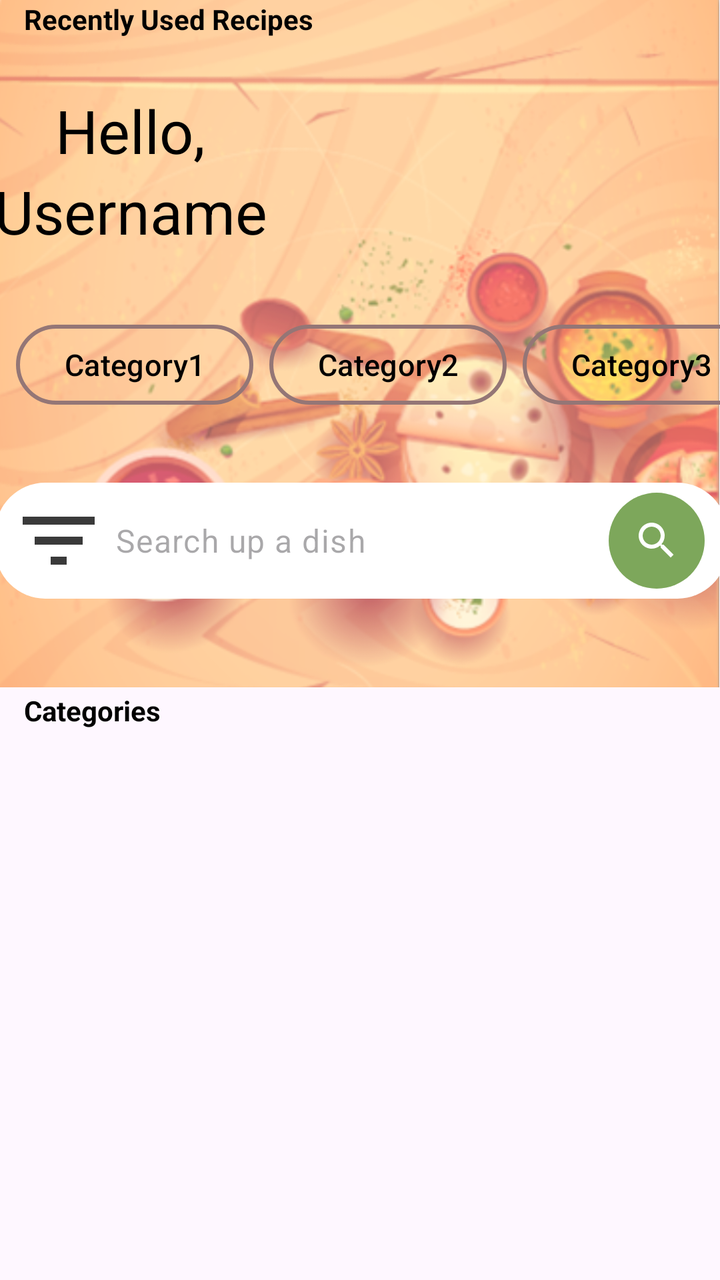
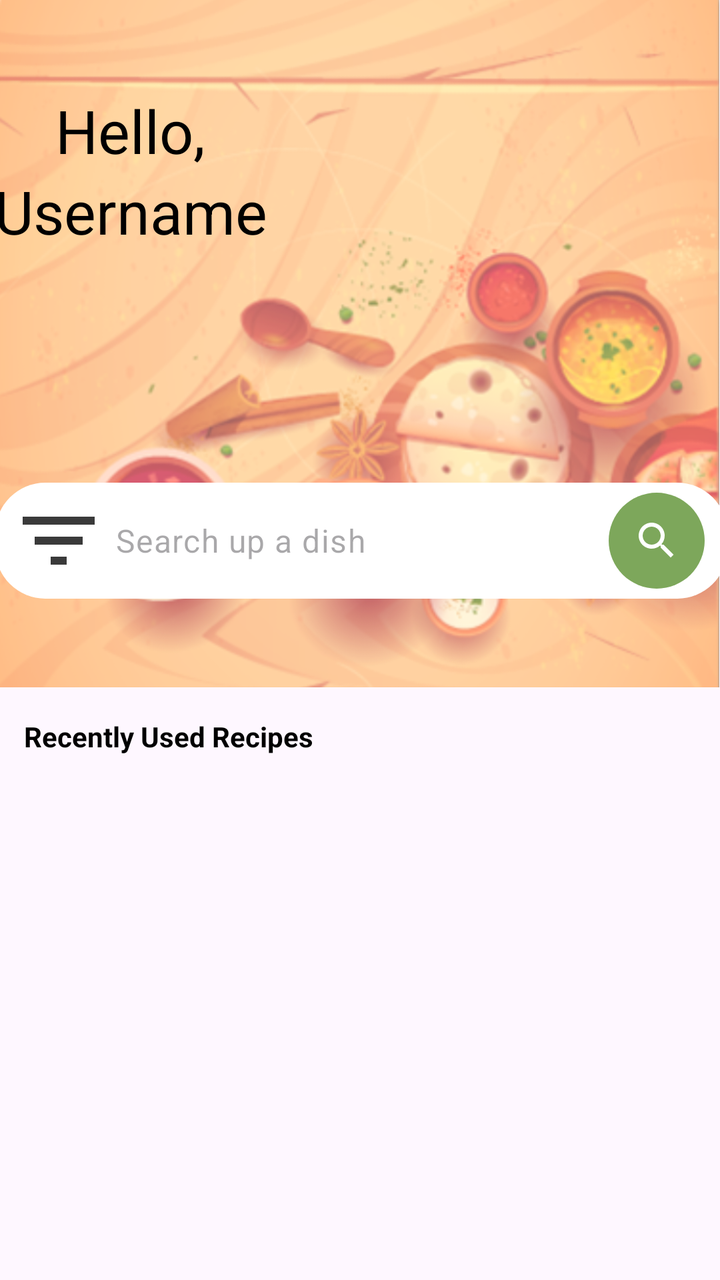

The first picture is an Android layout as it rendered before a commit; the second is the same layout after the commit. The layout source and the unified diff follow.
<!-- AndroidManifest.xml: application theme Theme.MealPlannerApp -->
<!-- res/layout/fragment_home.xml -->
<?xml version="1.0" encoding="utf-8"?>
<androidx.constraintlayout.widget.ConstraintLayout xmlns:android="http://schemas.android.com/apk/res/android"
    xmlns:app="http://schemas.android.com/apk/res-auto"
    xmlns:tools="http://schemas.android.com/tools"
    android:layout_width="match_parent"
    android:layout_height="match_parent"
    tools:context=".HomeFragment">

    <ImageView
        android:id="@+id/imageView_bg_home"
        android:layout_width="match_parent"
        android:layout_height="wrap_content"
        android:adjustViewBounds="true"
        android:scaleType="fitStart"
        android:src="@drawable/bg_"
        app:layout_constraintEnd_toEndOf="parent"
        app:layout_constraintStart_toStartOf="parent"
        app:layout_constraintTop_toTopOf="parent" />

    <TextView
        android:id="@+id/textView_welcome"
        android:layout_width="wrap_content"
        android:layout_height="wrap_content"
        android:layout_marginTop="45dp"
        android:layout_marginEnd="250dp"
        android:paddingStart="20dp"
        android:text="Hello,"
        android:textAlignment="viewStart"
        android:textColor="#000000"
        android:textSize="30sp"
        app:layout_constraintEnd_toEndOf="parent"
        app:layout_constraintStart_toStartOf="parent"
        app:layout_constraintTop_toTopOf="@+id/imageView_bg_home" />

    <TextView
        android:id="@+id/textView_username"
        android:layout_width="wrap_content"
        android:layout_height="wrap_content"
        android:layout_marginEnd="250dp"
        android:paddingStart="20dp"
        android:text="Username"
        android:textAlignment="viewStart"
        android:textColor="#000000"
        android:textSize="30sp"
        app:layout_constraintEnd_toEndOf="parent"
        app:layout_constraintStart_toStartOf="parent"
        app:layout_constraintTop_toBottomOf="@+id/textView_welcome" />

    <EditText
        android:id="@+id/editText_search"
        style="@style/Widget.Material3.TextInputEditText.FilledBox"
        android:layout_width="366dp"
        android:layout_height="58dp"
        android:background="@drawable/rounded_edittext"
        android:ems="10"
        android:hint="Search up a dish"
        android:inputType="text"
        android:padding="48px"
        android:paddingStart="60dp"
        android:textColor="#000000"
        app:layout_constraintBottom_toBottomOf="@+id/imageView_bg_home"
        app:layout_constraintEnd_toEndOf="parent"
        app:layout_constraintHorizontal_bias="0.481"
        app:layout_constraintStart_toStartOf="parent"
        app:layout_constraintTop_toBottomOf="@+id/textView_username"
        app:layout_constraintVertical_bias="0.723" />

    <ImageButton
        android:id="@+id/imageButton_search"
        android:layout_width="48dp"
        android:layout_height="48dp"
        android:layout_marginStart="240dp"
        android:background="@drawable/green_circle"
        android:contentDescription="Search"
        android:scaleType="centerInside"
        android:src="@drawable/search"
        app:layout_constraintBottom_toBottomOf="@+id/editText_search"
        app:layout_constraintEnd_toEndOf="@+id/editText_search"
        app:layout_constraintStart_toEndOf="@+id/imageButton_filter"
        app:layout_constraintTop_toTopOf="@+id/editText_search" />

    <ImageButton
        android:id="@+id/imageButton_filter"
        android:layout_width="48dp"
        android:layout_height="48dp"
        android:layout_marginStart="8dp"
        android:background="@drawable/filter"
        android:backgroundTint="#3A3A3A"
        android:contentDescription="Filter"
        app:layout_constraintBottom_toBottomOf="@+id/editText_search"
        app:layout_constraintStart_toStartOf="@+id/editText_search"
        app:layout_constraintTop_toTopOf="@+id/editText_search" />


    <androidx.constraintlayout.widget.ConstraintLayout
        android:id="@+id/fragment_container"
        android:layout_width="match_parent"
        android:layout_height="match_parent"
        tools:layout_editor_absoluteX="0dp"
        tools:layout_editor_absoluteY="0dp">

        <androidx.recyclerview.widget.RecyclerView
            android:id="@+id/recyclerView"
            android:layout_width="408dp"
            android:layout_height="219dp"
            app:layout_constraintBottom_toBottomOf="parent"
            app:layout_constraintEnd_toEndOf="parent"
            app:layout_constraintStart_toStartOf="parent"
            app:layout_constraintTop_toTopOf="parent"
            app:layout_constraintVertical_bias="1.0" />
    </androidx.constraintlayout.widget.ConstraintLayout>

    <TextView
        android:id="@+id/textView_categories"
        android:layout_width="wrap_content"
        android:layout_height="wrap_content"
        android:layout_marginStart="12dp"
        android:layout_marginTop="2dp"
        android:text="Categories"
        android:textColor="#000000"
        android:textStyle="bold"
        app:layout_constraintStart_toStartOf="parent"
        app:layout_constraintTop_toBottomOf="@+id/imageView_bg_home" />

    <HorizontalScrollView
        android:id="@+id/horizontalScrollView_categories"
        android:layout_width="0dp"
        android:layout_height="wrap_content"
        android:layout_marginTop="16dp"
        android:layout_marginBottom="16dp"
        android:scrollbars="none"
        app:layout_constraintTop_toBottomOf="@+id/textView_categories"
        app:layout_constraintBottom_toTopOf="@+id/textView_recently_used"
        app:layout_constraintStart_toStartOf="parent"
        app:layout_constraintEnd_toEndOf="parent">

        <LinearLayout
            android:layout_width="wrap_content"
            android:layout_height="wrap_content"
            android:orientation="horizontal">

            <com.google.android.material.button.MaterialButton
                android:id="@+id/button_category1"
                android:layout_width="wrap_content"
                android:layout_height="wrap_content"
                android:layout_marginStart="8dp"
                android:text="Category1"
                android:textColor="@color/black"
                android:textSize="15sp"
                app:backgroundTint="@android:color/transparent"
                app:cornerRadius="30dp"
                app:rippleColor="#33AAAAAA"
                app:strokeColor="@color/dullRed"
                app:strokeWidth="2dp" />

            <com.google.android.material.button.MaterialButton
                android:id="@+id/button_category2"
                android:layout_width="wrap_content"
                android:layout_height="wrap_content"
                android:layout_marginStart="8dp"
                android:text="Category2"
                android:textColor="@color/black"
                android:textSize="15sp"
                app:backgroundTint="@android:color/transparent"
                app:cornerRadius="30dp"
                app:rippleColor="#33AAAAAA"
                app:strokeColor="@color/dullRed"
                app:strokeWidth="2dp" />

            <com.google.android.material.button.MaterialButton
                android:id="@+id/button_category3"
                android:layout_width="wrap_content"
                android:layout_height="wrap_content"
                android:layout_marginStart="8dp"
                android:text="Category3"
                android:textColor="@color/black"
                android:textSize="15sp"
                app:backgroundTint="@android:color/transparent"
                app:cornerRadius="30dp"
                app:rippleColor="#33AAAAAA"
                app:strokeColor="@color/dullRed"
                app:strokeWidth="2dp" />

            <com.google.android.material.button.MaterialButton
                android:id="@+id/button_category4"
                android:layout_width="wrap_content"
                android:layout_height="wrap_content"
                android:layout_marginStart="8dp"
                android:text="Category4"
                android:textColor="@color/black"
                android:textSize="15sp"
                app:backgroundTint="@android:color/transparent"
                app:cornerRadius="30dp"
                app:rippleColor="#33AAAAAA"
                app:strokeColor="@color/dullRed"
                app:strokeWidth="2dp" />
        </LinearLayout>
    </HorizontalScrollView>

    <TextView
        android:id="@+id/textView_recently_used"
        android:layout_width="wrap_content"
        android:layout_height="wrap_content"
        android:layout_marginStart="12dp"
        android:text="Recently Used Recipes"
        android:textColor="#000000"
        android:textStyle="bold"
        app:layout_constraintStart_toStartOf="parent"
        tools:layout_editor_absoluteY="488dp" />

</androidx.constraintlayout.widget.ConstraintLayout>
<!-- resources referenced by this layout -->
<resources>
  <color name="black">#FF000000</color>
  <color name="dullRed">#947676</color>
  <!-- drawable bg_: png bitmap (drawable, 492366 bytes) -->
  <!-- drawable filter (drawable) -->
  <vector android:height="24dp" android:tint="#000000"
      android:viewportHeight="24" android:viewportWidth="24"
      android:width="24dp" xmlns:android="http://schemas.android.com/apk/res/android">
      <path android:fillColor="@android:color/white" android:pathData="M10,18h4v-2h-4v2zM3,6v2h18L21,6L3,6zM6,13h12v-2L6,11v2z"/>
  </vector>
  <!-- drawable green_circle (drawable) -->
  <?xml version="1.0" encoding="utf-8"?>
  <shape xmlns:android="http://schemas.android.com/apk/res/android" android:shape="oval">
      <solid android:color="@color/green"/>
      <size android:width="56dp" android:height="56dp"/>
  </shape>
  <!-- drawable rounded_edittext (drawable) -->
  <?xml version="1.0" encoding="utf-8"?>
  <shape xmlns:android="http://schemas.android.com/apk/res/android"
      android:shape="rectangle"
      android:padding="10dp">
  
      <solid android:color="#FFFFFF" />
      <corners
          android:bottomRightRadius="25dp"
          android:bottomLeftRadius="25dp"
          android:topLeftRadius="25dp"
          android:topRightRadius="25dp" />
  </shape>
  <!-- drawable search (drawable) -->
  <vector android:height="24dp" android:tint="#FFFFFF"
      android:viewportHeight="24" android:viewportWidth="24"
      android:width="24dp" xmlns:android="http://schemas.android.com/apk/res/android">
      <path android:fillColor="@android:color/white" android:pathData="M15.5,14h-0.79l-0.28,-0.27C15.41,12.59 16,11.11 16,9.5 16,5.91 13.09,3 9.5,3S3,5.91 3,9.5 5.91,16 9.5,16c1.61,0 3.09,-0.59 4.23,-1.57l0.27,0.28v0.79l5,4.99L20.49,19l-4.99,-5zM9.5,14C7.01,14 5,11.99 5,9.5S7.01,5 9.5,5 14,7.01 14,9.5 11.99,14 9.5,14z"/>
  </vector>
  <style name="Theme.MealPlannerApp" parent="Base.Theme.MealPlannerApp" />
  <color name="green">#7da75b</color>
  <style name="Base.Theme.MealPlannerApp" parent="Theme.Material3.DayNight.NoActionBar">
          
          <item name="colorPrimary">@color/orange</item>
          <item name="colorPrimaryVariant">@color/darkRed</item>
          <item name="colorAccent">@color/reddishOrange</item>
          <item name="android:statusBarColor">@color/reddishOrange</item>
          <item name="android:navigationBarColor">@color/orange</item>
      </style>
  <color name="orange">#feaf66</color>
  <color name="darkRed">#622f34</color>
  <color name="reddishOrange">#e06456</color>
</resources>

<!-- the commit's change to res/layout/fragment_home.xml (unified diff, before → after) -->
@@ -91,121 +91,31 @@
         app:layout_constraintStart_toStartOf="@+id/editText_search"
         app:layout_constraintTop_toTopOf="@+id/editText_search" />
 
-
-    <androidx.constraintlayout.widget.ConstraintLayout
-        android:id="@+id/fragment_container"
-        android:layout_width="match_parent"
-        android:layout_height="match_parent"
-        tools:layout_editor_absoluteX="0dp"
-        tools:layout_editor_absoluteY="0dp">
-
-        <androidx.recyclerview.widget.RecyclerView
-            android:id="@+id/recyclerView"
-            android:layout_width="408dp"
-            android:layout_height="219dp"
-            app:layout_constraintBottom_toBottomOf="parent"
-            app:layout_constraintEnd_toEndOf="parent"
-            app:layout_constraintStart_toStartOf="parent"
-            app:layout_constraintTop_toTopOf="parent"
-            app:layout_constraintVertical_bias="1.0" />
-    </androidx.constraintlayout.widget.ConstraintLayout>
-
-    <TextView
-        android:id="@+id/textView_categories"
-        android:layout_width="wrap_content"
-        android:layout_height="wrap_content"
-        android:layout_marginStart="12dp"
-        android:layout_marginTop="2dp"
-        android:text="Categories"
-        android:textColor="#000000"
-        android:textStyle="bold"
+    <androidx.recyclerview.widget.RecyclerView
+        android:id="@+id/recentlyUsedRecyclerView"
+        android:layout_width="0dp"
+        android:layout_height="220dp"
+        android:layout_marginTop="15dp"
+        android:clipToPadding="false"
+        android:paddingStart="12dp"
+        android:paddingEnd="12dp"
+        app:layout_constraintEnd_toEndOf="parent"
         app:layout_constraintStart_toStartOf="parent"
-        app:layout_constraintTop_toBottomOf="@+id/imageView_bg_home" />
-
-    <HorizontalScrollView
-        android:id="@+id/horizontalScrollView_categories"
-        android:layout_width="0dp"
-        android:layout_height="wrap_content"
-        android:layout_marginTop="16dp"
-        android:layout_marginBottom="16dp"
-        android:scrollbars="none"
-        app:layout_constraintTop_toBottomOf="@+id/textView_categories"
-        app:layout_constraintBottom_toTopOf="@+id/textView_recently_used"
-        app:layout_constraintStart_toStartOf="parent"
-        app:layout_constraintEnd_toEndOf="parent">
-
-        <LinearLayout
-            android:layout_width="wrap_content"
-            android:layout_height="wrap_content"
-            android:orientation="horizontal">
-
-            <com.google.android.material.button.MaterialButton
-                android:id="@+id/button_category1"
-                android:layout_width="wrap_content"
-                android:layout_height="wrap_content"
-                android:layout_marginStart="8dp"
-                android:text="Category1"
-                android:textColor="@color/black"
-                android:textSize="15sp"
-                app:backgroundTint="@android:color/transparent"
-                app:cornerRadius="30dp"
-                app:rippleColor="#33AAAAAA"
-                app:strokeColor="@color/dullRed"
-                app:strokeWidth="2dp" />
-
-            <com.google.android.material.button.MaterialButton
-                android:id="@+id/button_category2"
-                android:layout_width="wrap_content"
-                android:layout_height="wrap_content"
-                android:layout_marginStart="8dp"
-                android:text="Category2"
-                android:textColor="@color/black"
-                android:textSize="15sp"
-                app:backgroundTint="@android:color/transparent"
-                app:cornerRadius="30dp"
-                app:rippleColor="#33AAAAAA"
-                app:strokeColor="@color/dullRed"
-                app:strokeWidth="2dp" />
-
-            <com.google.android.material.button.MaterialButton
-                android:id="@+id/button_category3"
-                android:layout_width="wrap_content"
-                android:layout_height="wrap_content"
-                android:layout_marginStart="8dp"
-                android:text="Category3"
-                android:textColor="@color/black"
-                android:textSize="15sp"
-                app:backgroundTint="@android:color/transparent"
-                app:cornerRadius="30dp"
-                app:rippleColor="#33AAAAAA"
-                app:strokeColor="@color/dullRed"
-                app:strokeWidth="2dp" />
-
-            <com.google.android.material.button.MaterialButton
-                android:id="@+id/button_category4"
-                android:layout_width="wrap_content"
-                android:layout_height="wrap_content"
-                android:layout_marginStart="8dp"
-                android:text="Category4"
-                android:textColor="@color/black"
-                android:textSize="15sp"
-                app:backgroundTint="@android:color/transparent"
-                app:cornerRadius="30dp"
-                app:rippleColor="#33AAAAAA"
-                app:strokeColor="@color/dullRed"
-                app:strokeWidth="2dp" />
-        </LinearLayout>
-    </HorizontalScrollView>
+        app:layout_constraintTop_toBottomOf="@id/textView_recently_used" />
 
     <TextView
         android:id="@+id/textView_recently_used"
         android:layout_width="wrap_content"
         android:layout_height="wrap_content"
         android:layout_marginStart="12dp"
+        android:layout_marginTop="15dp"
+        android:layout_marginBottom="15dp"
         android:text="Recently Used Recipes"
         android:textColor="#000000"
         android:textStyle="bold"
+        app:layout_constraintBottom_toTopOf="@+id/recentlyUsedRecyclerView"
         app:layout_constraintStart_toStartOf="parent"
-        tools:layout_editor_absoluteY="488dp" />
+        app:layout_constraintTop_toBottomOf="@+id/imageView_bg_home"
+        app:layout_constraintVertical_bias="0.100000024" />
 
 </androidx.constraintlayout.widget.ConstraintLayout>
<!-- resource entries referenced after the edit -->
@@ -1,7 +1,5 @@
 <!-- resources referenced by this layout -->
 <resources>
-  <color name="black">#FF000000</color>
-  <color name="dullRed">#947676</color>
   <!-- drawable bg_: png bitmap (drawable, 492366 bytes) -->
   <!-- drawable filter (drawable) -->
   <vector android:height="24dp" android:tint="#000000"
